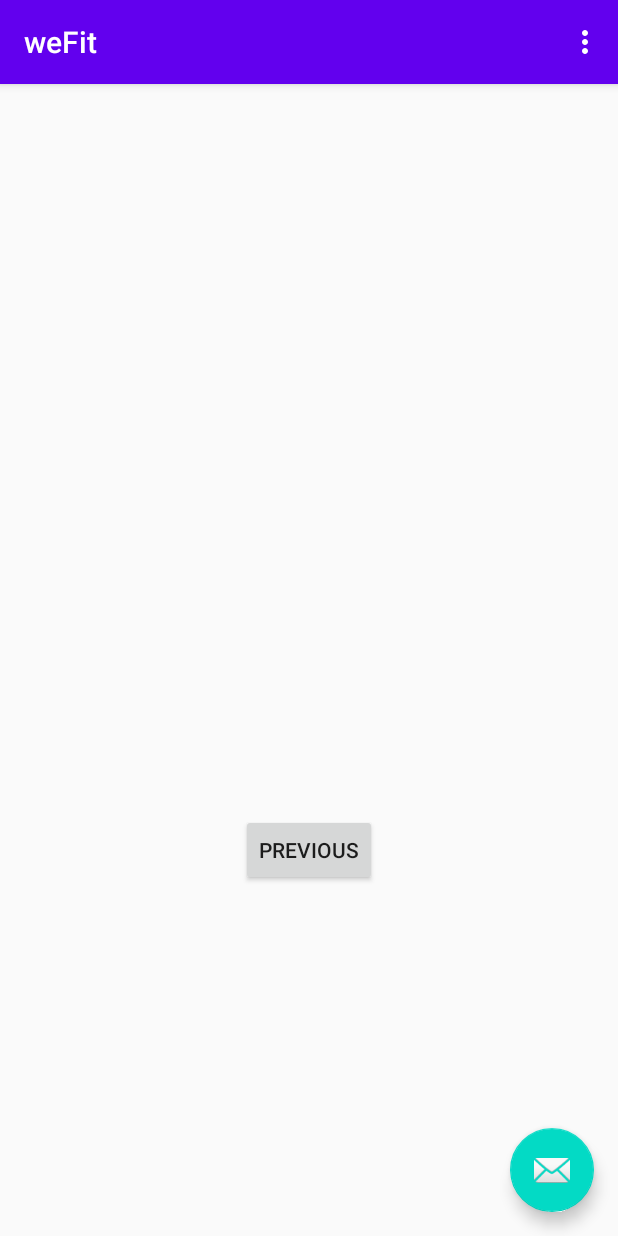
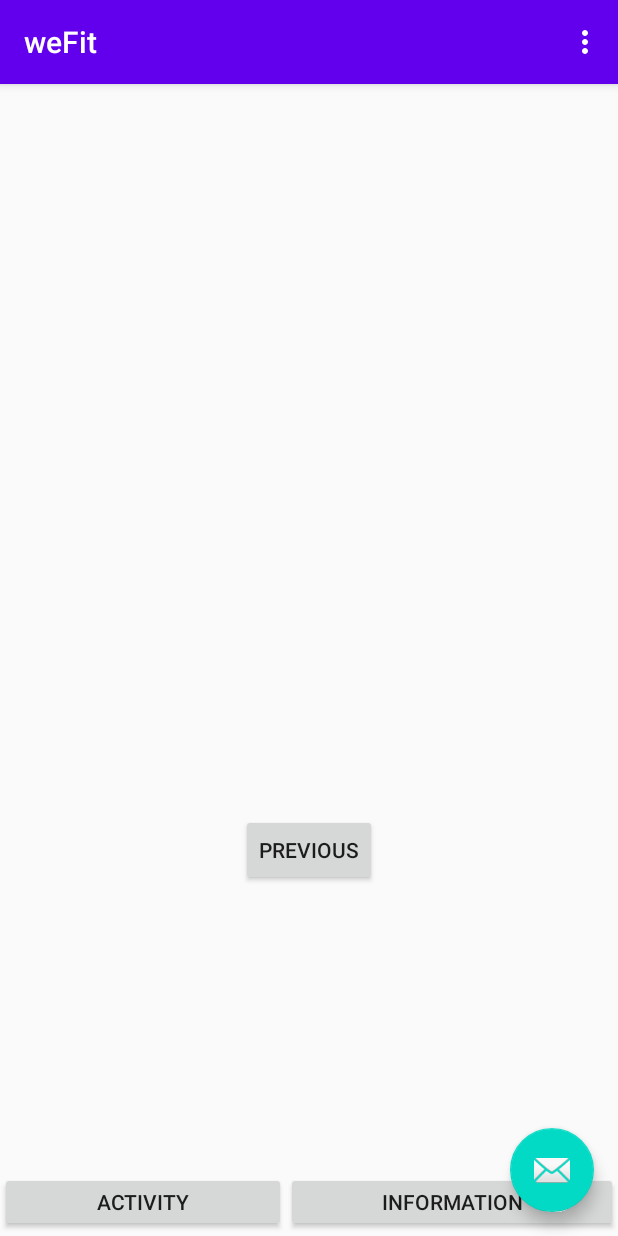
Before and after one commit to 1105959326/IAT359, an Android app: the SecondFragment screen opened through its navigation route, on a phone screen of 412 x 824 dp. Run offline under Robolectric (Android 15) with nearby library versions, the phone set to English and light mode, and no system bars.

Commit message:
download1

```diff
--- a/weFit/app/src/main/res/layout/fragment_second.xml
+++ b/weFit/app/src/main/res/layout/fragment_second.xml
@@ -24,4 +24,29 @@
         app:layout_constraintEnd_toEndOf="parent"
         app:layout_constraintStart_toStartOf="parent"
         app:layout_constraintTop_toBottomOf="@id/textview_second" />
+
+    <LinearLayout
+        android:layout_width="0dp"
+        android:layout_height="40dp"
+        android:orientation="horizontal"
+        app:layout_constraintBottom_toBottomOf="parent"
+        app:layout_constraintEnd_toEndOf="parent"
+        app:layout_constraintStart_toStartOf="parent"
+        app:layout_constraintTop_toTopOf="parent"
+        app:layout_constraintVertical_bias="0.996">
+
+        <Button
+            android:id="@+id/button3"
+            android:layout_width="wrap_content"
+            android:layout_height="wrap_content"
+            android:layout_weight="1"
+            android:text="Activity" />
+
+        <Button
+            android:id="@+id/button4"
+            android:layout_width="wrap_content"
+            android:layout_height="wrap_content"
+            android:layout_weight="1"
+            android:text="Information" />
+    </LinearLayout>
 </androidx.constraintlayout.widget.ConstraintLayout>
```
Also changed, not shown: 1 other file.
